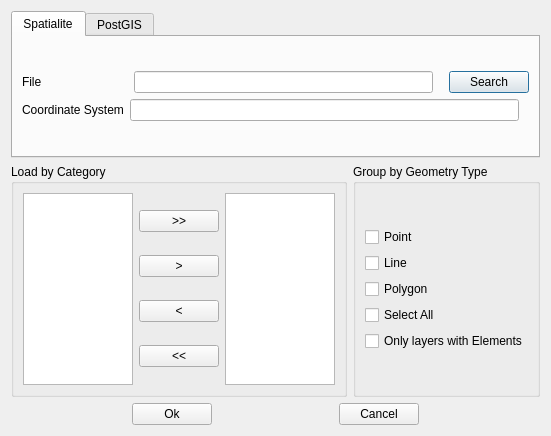
The window that LayerTools/load_by_category_dialog.ui (dsgoficial/DsgTools) describes before a commit, drawn with Qt 5.
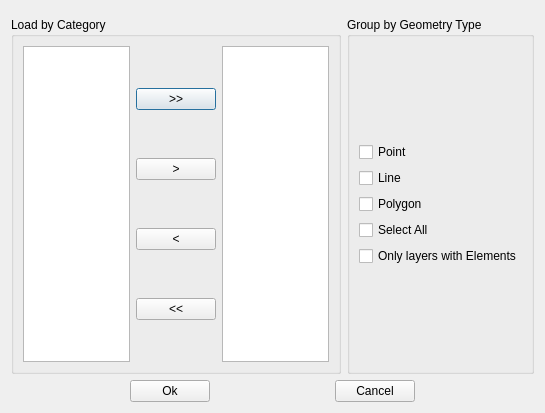
The same window after the commit. The open tabs and pages were chosen to show the change. Custom widgets are drawn as their Qt base class.

Commit message: Initial refactor done for load by category.

Patch:
```diff
--- a/LayerTools/load_by_category_dialog.ui
+++ b/LayerTools/load_by_category_dialog.ui
@@ -6,167 +6,16 @@
    <rect>
     <x>0</x>
     <y>0</y>
-    <width>551</width>
-    <height>436</height>
+    <width>545</width>
+    <height>413</height>
    </rect>
   </property>
   <property name="windowTitle">
    <string>Load Layers by Category</string>
   </property>
-  <layout class="QGridLayout" name="gridLayout_8">
+  <layout class="QGridLayout" name="gridLayout">
    <item row="0" column="0">
-    <widget class="QTabWidget" name="tabWidget">
-     <property name="currentIndex">
-      <number>1</number>
-     </property>
-     <widget class="QWidget" name="tabSpatialite">
-      <attribute name="title">
-       <string>Spatialite</string>
-      </attribute>
-      <layout class="QGridLayout" name="gridLayout_7">
-       <item row="0" column="0">
-        <layout class="QGridLayout" name="gridLayout_6">
-         <item row="0" column="0">
-          <layout class="QHBoxLayout" name="horizontalLayout">
-           <item>
-            <widget class="QLabel" name="label">
-             <property name="text">
-              <string>File                    </string>
-             </property>
-            </widget>
-           </item>
-           <item>
-            <spacer name="horizontalSpacer_2">
-             <property name="orientation">
-              <enum>Qt::Horizontal</enum>
-             </property>
-             <property name="sizeType">
-              <enum>QSizePolicy::Minimum</enum>
-             </property>
-             <property name="sizeHint" stdset="0">
-              <size>
-               <width>20</width>
-               <height>20</height>
-              </size>
-             </property>
-            </spacer>
-           </item>
-           <item>
-            <widget class="QLineEdit" name="spatialiteFileEdit"/>
-           </item>
-           <item>
-            <spacer name="horizontalSpacer_6">
-             <property name="orientation">
-              <enum>Qt::Horizontal</enum>
-             </property>
-             <property name="sizeType">
-              <enum>QSizePolicy::Minimum</enum>
-             </property>
-             <property name="sizeHint" stdset="0">
-              <size>
-               <width>10</width>
-               <height>20</height>
-              </size>
-             </property>
-            </spacer>
-           </item>
-           <item>
-            <widget class="QPushButton" name="pushButtonOpenFile">
-             <property name="text">
-              <string>Search</string>
-             </property>
-            </widget>
-           </item>
-          </layout>
-         </item>
-         <item row="1" column="0">
-          <layout class="QHBoxLayout" name="horizontalLayout_2">
-           <item>
-            <widget class="QLabel" name="label_2">
-             <property name="text">
-              <string>Coordinate System</string>
-             </property>
-            </widget>
-           </item>
-           <item>
-            <widget class="QLineEdit" name="spatialiteCrsEdit"/>
-           </item>
-           <item>
-            <spacer name="horizontalSpacer_7">
-             <property name="orientation">
-              <enum>Qt::Horizontal</enum>
-             </property>
-             <property name="sizeType">
-              <enum>QSizePolicy::Minimum</enum>
-             </property>
-             <property name="sizeHint" stdset="0">
-              <size>
-               <width>10</width>
-               <height>20</height>
-              </size>
-             </property>
-            </spacer>
-           </item>
-          </layout>
-         </item>
-        </layout>
-       </item>
-      </layout>
-     </widget>
-     <widget class="QWidget" name="tabPostGIS">
-      <attribute name="title">
-       <string>PostGIS</string>
-      </attribute>
-      <layout class="QGridLayout" name="gridLayout_5">
-       <item row="0" column="0">
-        <widget class="QGroupBox" name="groupBox_3">
-         <property name="title">
-          <string>Connections</string>
-         </property>
-         <layout class="QGridLayout" name="gridLayout">
-          <item row="0" column="0">
-           <layout class="QVBoxLayout" name="verticalLayout">
-            <item>
-             <widget class="QComboBox" name="comboBoxPostgis"/>
-            </item>
-           </layout>
-          </item>
-          <item row="1" column="0">
-           <layout class="QHBoxLayout" name="horizontalLayout_12">
-            <item>
-             <widget class="QLabel" name="label_7">
-              <property name="text">
-               <string>Coordinate System</string>
-              </property>
-             </widget>
-            </item>
-            <item>
-             <widget class="QLineEdit" name="postGISCrsEdit"/>
-            </item>
-            <item>
-             <spacer name="horizontalSpacer_20">
-              <property name="orientation">
-               <enum>Qt::Horizontal</enum>
-              </property>
-              <property name="sizeType">
-               <enum>QSizePolicy::Minimum</enum>
-              </property>
-              <property name="sizeHint" stdset="0">
-               <size>
-                <width>10</width>
-                <height>20</height>
-               </size>
-              </property>
-             </spacer>
-            </item>
-           </layout>
-          </item>
-         </layout>
-        </widget>
-       </item>
-      </layout>
-     </widget>
-    </widget>
+    <widget class="ConnectionWidget" name="widget" native="true"/>
    </item>
    <item row="1" column="0">
     <layout class="QGridLayout" name="gridLayout_4">
@@ -350,6 +199,14 @@
    </item>
   </layout>
  </widget>
+ <customwidgets>
+  <customwidget>
+   <class>ConnectionWidget</class>
+   <extends>QWidget</extends>
+   <header>DsgTools.CustomWidgets.connectionWidget.h</header>
+   <container>1</container>
+  </customwidget>
+ </customwidgets>
  <resources/>
  <connections/>
 </ui>
```
The commit also changes 5 other files.
